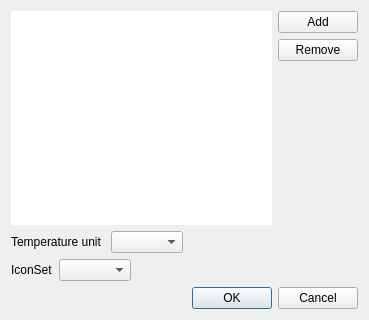
The window that qtomweather/qtsetting/settingstations.ui (Meecast/meecast) describes before a commit, drawn with Qt 5.
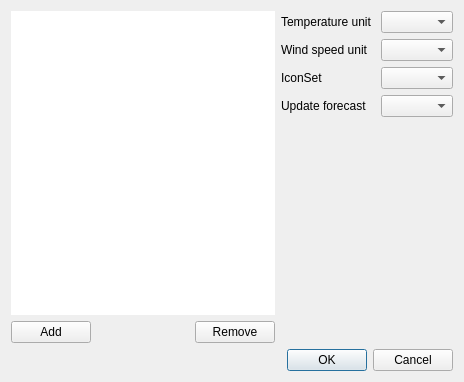
The same window after the commit.

Commit message: changed settings layout, added wind speed unit

```diff
--- a/qtomweather/qtsetting/settingstations.ui
+++ b/qtomweather/qtsetting/settingstations.ui
@@ -6,10 +6,16 @@
    <rect>
     <x>0</x>
     <y>0</y>
-    <width>369</width>
-    <height>320</height>
+    <width>464</width>
+    <height>382</height>
    </rect>
   </property>
+  <property name="sizePolicy">
+   <sizepolicy hsizetype="Expanding" vsizetype="Expanding">
+    <horstretch>0</horstretch>
+    <verstretch>0</verstretch>
+   </sizepolicy>
+  </property>
   <property name="windowTitle">
    <string>Omweather settings</string>
   </property>
@@ -17,14 +23,28 @@
    <item>
     <layout class="QHBoxLayout" name="horizontalLayout_2">
      <item>
+      <layout class="QVBoxLayout" name="verticalLayout">
+       <item>
       <widget class="QListWidget" name="listWidget">
+         <property name="sizePolicy">
+          <sizepolicy hsizetype="Preferred" vsizetype="Preferred">
+           <horstretch>0</horstretch>
+           <verstretch>0</verstretch>
+          </sizepolicy>
+         </property>
+         <property name="minimumSize">
+          <size>
+           <width>200</width>
+           <height>300</height>
+          </size>
+         </property>
        <property name="frameShape">
         <enum>QFrame::NoFrame</enum>
        </property>
       </widget>
      </item>
      <item>
-      <layout class="QVBoxLayout" name="verticalLayout">
+        <layout class="QHBoxLayout" name="horizontalLayout">
        <item>
         <widget class="QPushButton" name="addButton">
          <property name="text">
@@ -32,6 +52,19 @@
          </property>
         </widget>
        </item>
+         <item>
+          <spacer name="horizontalSpacer">
+           <property name="orientation">
+            <enum>Qt::Horizontal</enum>
+           </property>
+           <property name="sizeHint" stdset="0">
+            <size>
+             <width>40</width>
+             <height>20</height>
+            </size>
+           </property>
+          </spacer>
+         </item>
        <item>
         <widget class="QPushButton" name="removeButton">
          <property name="text">
@@ -39,74 +72,59 @@
          </property>
         </widget>
        </item>
-       <item>
-        <spacer name="verticalSpacer">
-         <property name="orientation">
-          <enum>Qt::Vertical</enum>
-         </property>
-         <property name="sizeHint" stdset="0">
-          <size>
-           <width>20</width>
-           <height>40</height>
-          </size>
-         </property>
-        </spacer>
-       </item>
       </layout>
      </item>
     </layout>
    </item>
    <item>
-    <layout class="QHBoxLayout" name="horizontalLayout">
-     <item>
+      <layout class="QFormLayout" name="formLayout">
+       <property name="fieldGrowthPolicy">
+        <enum>QFormLayout::ExpandingFieldsGrow</enum>
+       </property>
+       <property name="labelAlignment">
+        <set>Qt::AlignLeading|Qt::AlignLeft|Qt::AlignVCenter</set>
+       </property>
+       <item row="0" column="0">
       <widget class="QLabel" name="label">
        <property name="text">
         <string>Temperature unit </string>
        </property>
       </widget>
      </item>
-     <item>
+       <item row="0" column="1">
       <widget class="QComboBox" name="temperatureCombo"/>
      </item>
-     <item>
-      <spacer name="horizontalSpacer">
-       <property name="orientation">
-        <enum>Qt::Horizontal</enum>
-       </property>
-       <property name="sizeHint" stdset="0">
-        <size>
-         <width>40</width>
-         <height>20</height>
-        </size>
-       </property>
-      </spacer>
-     </item>
-    </layout>
-   </item>
-   <item>
-    <layout class="QHBoxLayout" name="horizontalLayout_3">
-     <item>
+       <item row="1" column="0">
+        <widget class="QLabel" name="label_3">
+         <property name="text">
+          <string>Wind speed unit</string>
+         </property>
+        </widget>
+       </item>
+       <item row="1" column="1">
+        <widget class="QComboBox" name="windCombo"/>
+       </item>
+       <item row="2" column="0">
       <widget class="QLabel" name="label_2">
        <property name="text">
         <string>IconSet</string>
        </property>
       </widget>
      </item>
-     <item>
+       <item row="2" column="1">
       <widget class="QComboBox" name="iconsetCombo"/>
      </item>
-     <item>
-      <spacer name="horizontalSpacer_2">
-       <property name="orientation">
-        <enum>Qt::Horizontal</enum>
-       </property>
-       <property name="sizeHint" stdset="0">
-        <size>
-         <width>40</width>
-         <height>20</height>
-        </size>
-       </property>
-      </spacer>
+       <item row="3" column="0">
+        <widget class="QLabel" name="label_4">
+         <property name="text">
+          <string>Update forecast</string>
+         </property>
+        </widget>
+       </item>
+       <item row="3" column="1">
+        <widget class="QComboBox" name="updateCombo"/>
+       </item>
+      </layout>
      </item>
     </layout>
    </item>
```
Lines whose indentation alone changed are shown as unchanged. The commit also changes 1 other file.
